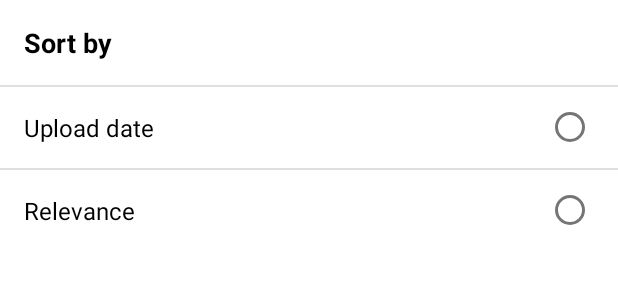
After one commit to sokheangret/MediaparkNews, an Android app: the layout layout_sort_by.xml on its own in the app's theme, with its tools: preview values and no code run, on a phone screen of 412 x 824 dp. The commit adds this screen. Shown: the top 300 px of the screen. Run offline under Robolectric (Android 15) with nearby library versions, the phone set to English and light mode, and no system bars; network calls fail.

Commit message:
implement sort option to search news

```diff
--- a/app/src/main/java/com/sokheang/mediaparknews/ui/search/SearchFragment.kt
+++ b/app/src/main/java/com/sokheang/mediaparknews/ui/search/SearchFragment.kt
@@ -20,6 +20,7 @@ import com.sokheang.mediaparknews.models.ArticleListResponse
 import com.sokheang.mediaparknews.ui.article_filter.ArticleFilterActivity
 import com.sokheang.mediaparknews.ui.news.adapter.ArticleListAdapter
 import com.sokheang.mediaparknews.utils.Constants
+import com.sokheang.mediaparknews.utils.views.BottomSheetSortBy
 import javax.inject.Inject
 
 class SearchFragment : Fragment() {
@@ -31,6 +32,8 @@ private var _binding: FragmentSearchBinding? = null
 
     private val binding get() = _binding!!
     private lateinit var articleListAdapter: ArticleListAdapter
+    private lateinit var bottomSheetSortBy: BottomSheetSortBy
+
     private val articleList: ArrayList<ArticleListResponse.Article> = arrayListOf()
 
     var querySearch = "None"
@@ -61,7 +64,18 @@ private var _binding: FragmentSearchBinding? = null
                 resultLauncher.launch(intent)
             }
 
+            bottomSheetSortBy = BottomSheetSortBy(requireContext(), {
+                //On sort by upload date selected
+                sortBy = "publishedAt"
+                searchArticles()
+            },{
+                //On sort by upload relevance selected
+                sortBy = "relevance"
+                searchArticles()
+            })
+
             binding.buttonSort.setOnClickListener {
+                bottomSheetSortBy.show()
             }
 
             articleListAdapter = ArticleListAdapter(articleList)
--- /dev/null
+++ b/app/src/main/java/com/sokheang/mediaparknews/utils/views/BottomSheetSortBy.kt
@@ -0,0 +1,24 @@
+package com.sokheang.mediaparknews.utils.views
+
+import android.content.Context
+import com.google.android.material.bottomsheet.BottomSheetDialog
+import com.sokheang.mediaparknews.databinding.LayoutSortByBinding
+
+/**
+ * Create by Sokheang RET on 21-Aug-22.
+ **/
+class BottomSheetSortBy(context: Context,val onUploadDateClicked: () -> Unit, val onRelevanceClicked: () -> Unit,): BottomSheetDialog(context) {
+    init {
+        val binding= LayoutSortByBinding.inflate(layoutInflater)
+        setContentView(binding.root)
+
+        binding.radioGroupSort.setOnCheckedChangeListener { radioGroup, i ->
+            if(i == binding.radioByDate.id) {
+                onUploadDateClicked()
+            } else {
+                onRelevanceClicked()
+            }
+            dismiss()
+        }
+    }
+}
--- /dev/null
+++ b/app/src/main/res/layout/layout_sort_by.xml
@@ -0,0 +1,56 @@
+<?xml version="1.0" encoding="utf-8"?>
+<layout xmlns:android="http://schemas.android.com/apk/res/android"
+    xmlns:app="http://schemas.android.com/apk/res-auto">
+
+    <LinearLayout
+        android:layout_width="match_parent"
+        android:layout_height="wrap_content"
+        android:orientation="vertical"
+        app:layout_behavior="com.google.android.material.bottomsheet.BottomSheetBehavior">
+
+        <TextView
+            android:layout_width="match_parent"
+            android:layout_height="wrap_content"
+            android:text="Sort by"
+            android:textSize="18sp"
+            android:textStyle="bold"
+            android:textColor="@color/black"
+            android:padding="16dp"/>
+
+        <com.google.android.material.divider.MaterialDivider
+            android:layout_width="match_parent"
+            android:layout_height="wrap_content"/>
+
+        <RadioGroup
+            android:id="@+id/radio_group_sort"
+            android:layout_width="match_parent"
+            android:layout_height="wrap_content">
+
+            <com.google.android.material.radiobutton.MaterialRadioButton
+                android:id="@+id/radio_by_date"
+                android:layout_width="match_parent"
+                android:layout_height="wrap_content"
+                android:layoutDirection="rtl"
+                android:padding="16dp"
+                android:textSize="16sp"
+                android:layout_marginStart="16dp"
+                android:text="Upload date"/>
+
+            <com.google.android.material.divider.MaterialDivider
+                android:layout_width="match_parent"
+                android:layout_height="wrap_content"/>
+
+            <com.google.android.material.radiobutton.MaterialRadioButton
+                android:id="@+id/radio_by_relevance"
+                android:layout_width="match_parent"
+                android:layout_height="wrap_content"
+                android:layoutDirection="rtl"
+                android:padding="16dp"
+                android:textSize="16sp"
+                android:layout_marginStart="16dp"
+                android:text="Relevance"/>
+        </RadioGroup>
+
+
+    </LinearLayout>
+</layout>
--- a/app/src/main/res/values/themes.xml
+++ b/app/src/main/res/values/themes.xml
@@ -14,6 +14,7 @@
         <item name="android:windowLightStatusBar" tools:targetApi="23">true</item>
         <!-- Customize your theme here. -->
         <item name="android:windowAnimationStyle">@style/MyCustomActivityAnimation</item>
+        <item name="bottomSheetDialogTheme">@style/CustomBottomSheetDialog</item>
     </style>
 
     <style name="MyCustomActivityAnimation" parent="@android:style/Animation.Activity">
@@ -22,4 +23,20 @@
         <item name="android:activityCloseEnterAnimation">@anim/slide_in_left</item>
         <item name="android:activityCloseExitAnimation">@anim/slide_out_right</item>
     </style>
+
+    <style name="CustomBottomSheetDialog" parent="@style/ThemeOverlay.MaterialComponents.BottomSheetDialog">
+        <item name="bottomSheetStyle">@style/CustomBottomSheet</item>
+    </style>
+
+    <style name="CustomBottomSheet" parent="Widget.MaterialComponents.BottomSheet">
+        <item name="shapeAppearanceOverlay">@style/CustomShapeAppearanceBottomSheetDialog</item>
+    </style>
+
+    <style name="CustomShapeAppearanceBottomSheetDialog" parent="">
+        <item name="cornerFamily">rounded</item>
+        <item name="cornerSizeTopRight">16dp</item>
+        <item name="cornerSizeTopLeft">16dp</item>
+        <item name="cornerSizeBottomRight">0dp</item>
+        <item name="cornerSizeBottomLeft">0dp</item>
+    </style>
 </resources>
```
